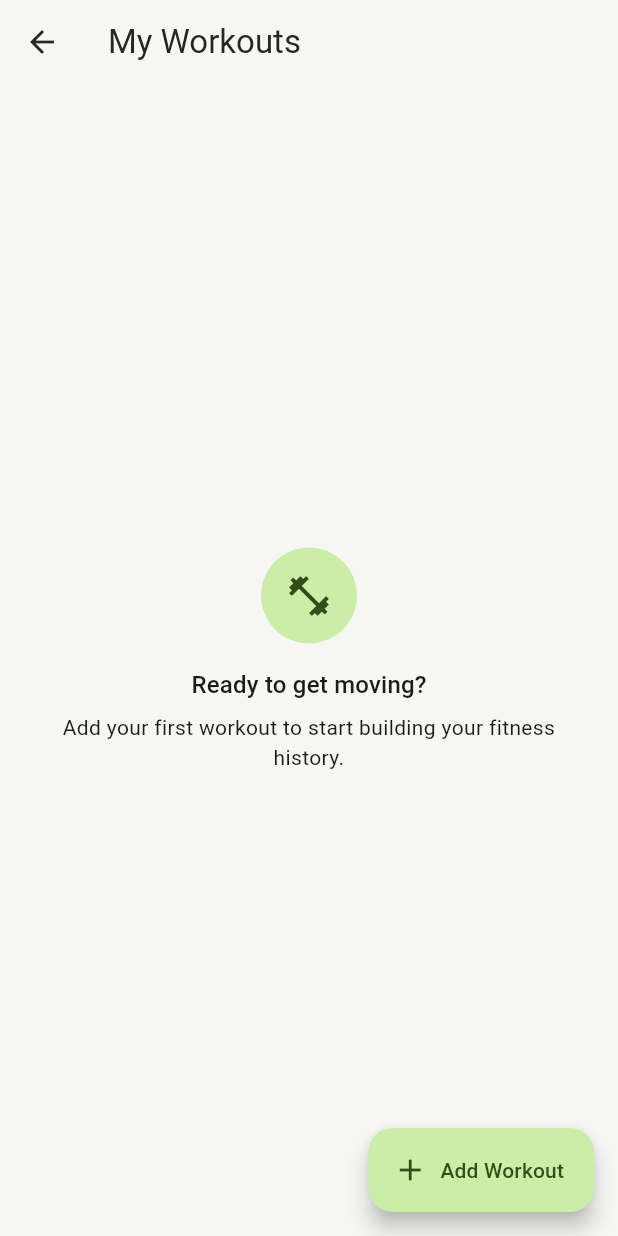
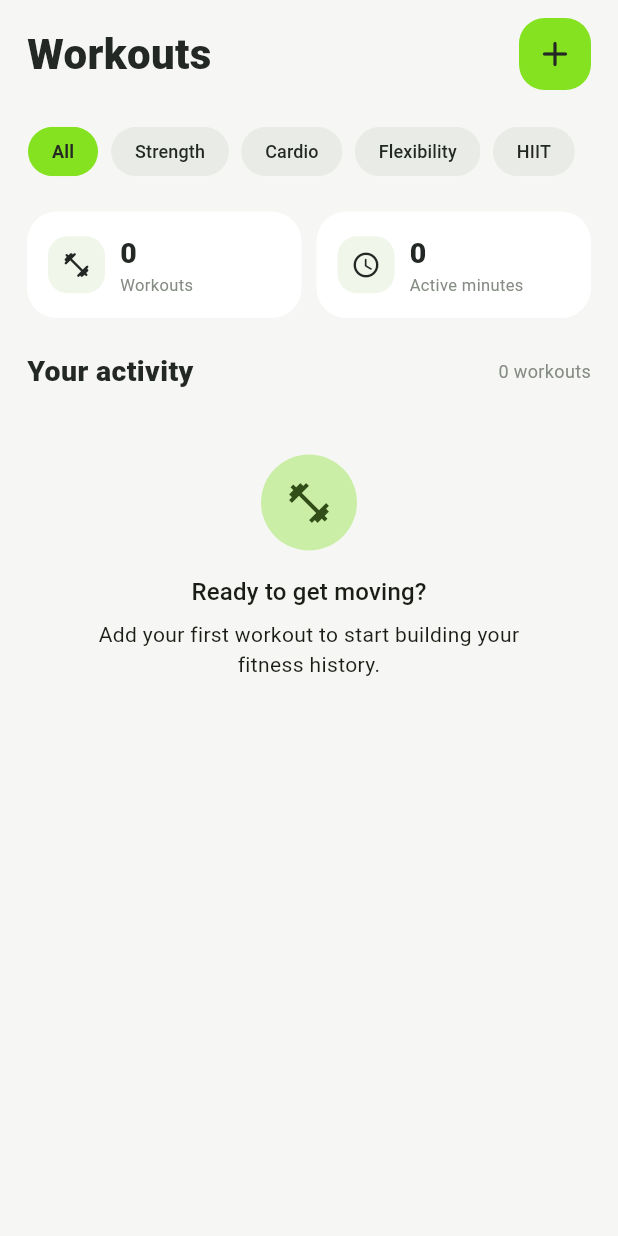
Before and after one commit to HAO9981/Fittrack, a Flutter app: the WorkoutScreen screen opened directly, on a phone screen of 412 x 824 dp. Run offline on Flutter 3.47's test engine with Material 3 defaults, Android fonts, the phone set to English and light mode, and no system bars; our stand-ins replace cloud_firestore, firebase_auth, firebase_core; accounts and stored records are empty.

Commit message:
Redesign Workouts and Nutrition screens to match FitTrack reference

```diff
--- a/lib/src/screens/workout/workout_screen.dart
+++ b/lib/src/screens/workout/workout_screen.dart
@@ -1,5 +1,4 @@
 import 'package:flutter/material.dart';
-
 import '../../models/workout.dart';
 import '../../services/auth_service.dart';
 import '../../services/workout_service.dart';
@@ -7,153 +6,113 @@ import '../../widgets/app_empty_state.dart';
 import 'add_workout_screen.dart';
 import 'edit_workout_screen.dart';
 
-class WorkoutScreen extends StatelessWidget {
+const _lime = Color(0xFF84E221);
+const _ink = Color(0xFF232824);
+const _muted = Color(0xFF858C83);
+const _bg = Color(0xFFF6F7F4);
+
+class WorkoutScreen extends StatefulWidget {
   const WorkoutScreen({super.key});
+  @override State<WorkoutScreen> createState() => _WorkoutScreenState();
+}
+class _WorkoutScreenState extends State<WorkoutScreen> {
+  String _filter = 'All';
+  static const _filters = ['All', 'Strength', 'Cardio', 'Flexibility', 'HIIT'];
 
-  @override
-  Widget build(BuildContext context) => Scaffold(
-        appBar: AppBar(title: const Text('My Workouts')),
-        body: StreamBuilder<List<Workout>>(
-          stream: WorkoutService.instance.getWorkouts(),
-          builder: (context, snapshot) {
-            if (snapshot.connectionState == ConnectionState.waiting) {
-              return const Center(child: CircularProgressIndicator());
-            }
-            if (snapshot.hasError) {
-              return _WorkoutMessage(
-                icon: Icons.error_outline,
-                message: snapshot.error is StateError
-                    ? 'Please sign in to view your workouts.'
-                    : 'Unable to load workouts. Please try again.',
-              );
-            }
-
-            final workouts = snapshot.data ?? [];
-            if (workouts.isEmpty) {
-              return const AppEmptyState(
-                icon: Icons.fitness_center_outlined,
-                title: 'Ready to get moving?',
-                message: 'Add your first workout to start building your fitness history.',
-              );
-            }
-
-            return ListView.separated(
-              padding: const EdgeInsets.all(16),
-              itemCount: workouts.length,
-              separatorBuilder: (_, __) => const SizedBox(height: 12),
-              itemBuilder: (context, index) => _WorkoutCard(workout: workouts[index]),
-            );
-          },
-        ),
-        floatingActionButton: FloatingActionButton.extended(
-          onPressed: () {
+  void _add() {
     if (FirebaseAuthService.instance.currentUser == null) {
       ScaffoldMessenger.of(context).showSnackBar(const SnackBar(content: Text('Please sign in to add a workout.')));
       return;
     }
     Navigator.of(context).push(MaterialPageRoute(builder: (_) => const AddWorkoutScreen()));
+  }
+
+  @override Widget build(BuildContext context) => Scaffold(
+    backgroundColor: _bg,
+    body: SafeArea(child: StreamBuilder<List<Workout>>(
+      stream: WorkoutService.instance.getWorkouts(),
+      builder: (context, snapshot) {
+        if (snapshot.connectionState == ConnectionState.waiting) return const Center(child: CircularProgressIndicator(color: _lime));
+        if (snapshot.hasError) return Center(child: Padding(padding: const EdgeInsets.all(24), child: Text(snapshot.error is StateError ? 'Please sign in to view your workouts.' : 'Unable to load workouts. Please try again.', textAlign: TextAlign.center)));
+        final all = snapshot.data ?? <Workout>[];
+        final filtered = _filter == 'All' ? all : all.where((w) => w.category.toLowerCase() == _filter.toLowerCase()).toList();
+        final minutes = all.fold<int>(0, (sum, w) => sum + w.duration);
+        return ListView(padding: const EdgeInsets.fromLTRB(18, 12, 18, 100), children: [
+          Row(children: [
+            const Expanded(child: Text('Workouts', style: TextStyle(fontSize: 28, fontWeight: FontWeight.w800, color: _ink))),
+            Material(color: _lime, borderRadius: BorderRadius.circular(17), child: InkWell(onTap: _add, borderRadius: BorderRadius.circular(17), child: const SizedBox(width: 48, height: 48, child: Icon(Icons.add_rounded, color: _ink, size: 28)))),
+          ]),
+          const SizedBox(height: 17),
+          SingleChildScrollView(scrollDirection: Axis.horizontal, child: Row(children: _filters.map((f) {
+            final selected = _filter == f;
+            return Padding(padding: const EdgeInsets.only(right: 8), child: ChoiceChip(label: Text(f), selected: selected, onSelected: (_) => setState(() => _filter = f), backgroundColor: const Color(0xFFE9ECE6), selectedColor: _lime, side: BorderSide.none, showCheckmark: false, shape: const StadiumBorder(), labelStyle: TextStyle(fontSize: 12, color: _ink, fontWeight: selected ? FontWeight.w700 : FontWeight.w500)));
+          }).toList())),
+          const SizedBox(height: 16),
+          Row(children: [
+            Expanded(child: _WorkoutStat(icon: Icons.fitness_center_rounded, label: 'Workouts', value: all.length.toString())),
+            const SizedBox(width: 10),
+            Expanded(child: _WorkoutStat(icon: Icons.schedule_rounded, label: 'Active minutes', value: minutes.toString())),
+          ]),
+          const SizedBox(height: 22),
+          Row(mainAxisAlignment: MainAxisAlignment.spaceBetween, children: [
+            const Text('Your activity', style: TextStyle(fontSize: 19, fontWeight: FontWeight.w800, color: _ink)),
+            Text(filtered.length.toString() + ' workouts', style: const TextStyle(fontSize: 12, color: _muted)),
+          ]),
+          const SizedBox(height: 10),
+          if (filtered.isEmpty)
+            const AppEmptyState(icon: Icons.fitness_center_outlined, title: 'Ready to get moving?', message: 'Add your first workout to start building your fitness history.')
+          else
+            ...filtered.map((w) => _WorkoutCard(workout: w)),
+        ]);
       },
-          icon: const Icon(Icons.add),
-          label: const Text('Add Workout'),
-        ),
+    )),
   );
 }
 
-class _WorkoutMessage extends StatelessWidget {
-  const _WorkoutMessage({required this.icon, required this.message});
-
-  final IconData icon;
-  final String message;
-
-  @override
-  Widget build(BuildContext context) => Center(
-        child: Padding(
-          padding: const EdgeInsets.all(24),
-          child: Column(
-            mainAxisSize: MainAxisSize.min,
-            children: [
-              Icon(icon, size: 56, color: Theme.of(context).colorScheme.primary),
-              const SizedBox(height: 16),
-              Text(message, textAlign: TextAlign.center),
-            ],
-          ),
-        ),
-      );
+class _WorkoutStat extends StatelessWidget {
+  const _WorkoutStat({required this.icon, required this.label, required this.value});
+  final IconData icon; final String label, value;
+  @override Widget build(BuildContext context) => Container(padding: const EdgeInsets.all(14), decoration: BoxDecoration(color: Colors.white, borderRadius: BorderRadius.circular(20)), child: Row(children: [
+    Container(width: 38, height: 38, decoration: BoxDecoration(color: const Color(0xFFF0F6E9), borderRadius: BorderRadius.circular(13)), child: Icon(icon, color: _ink, size: 20)),
+    const SizedBox(width: 10), Expanded(child: Column(crossAxisAlignment: CrossAxisAlignment.start, children: [Text(value, style: const TextStyle(fontSize: 19, fontWeight: FontWeight.w800, color: _ink)), Text(label, style: const TextStyle(fontSize: 11, color: _muted))])),
+  ]));
 }
 
 class _WorkoutCard extends StatelessWidget {
   const _WorkoutCard({required this.workout});
-
   final Workout workout;
-
-  Future<void> _deleteWorkout(BuildContext context) async {
-    final shouldDelete = await showDialog<bool>(
-      context: context,
-      builder: (dialogContext) => AlertDialog(
-        title: const Text('Delete workout?'),
-        content: Text('Delete "${workout.name}" permanently?'),
-        actions: [
-          TextButton(onPressed: () => Navigator.of(dialogContext).pop(false), child: const Text('Cancel')),
-          FilledButton(onPressed: () => Navigator.of(dialogContext).pop(true), child: const Text('Delete')),
-        ],
-      ),
-    );
-    if (shouldDelete != true || !context.mounted) return;
-
+  Future<void> _delete(BuildContext context) async {
+    final yes = await showDialog<bool>(context: context, builder: (d) => AlertDialog(title: const Text('Delete workout?'), content: Text('Delete "' + workout.name + '" permanently?'), actions: [
+      TextButton(onPressed: () => Navigator.of(d).pop(false), child: const Text('Cancel')),
+      FilledButton(onPressed: () => Navigator.of(d).pop(true), child: const Text('Delete')),
+    ]));
+    if (yes != true || !context.mounted) return;
     try {
       await WorkoutService.instance.deleteWorkout(workout.id);
-      if (context.mounted) {
-        ScaffoldMessenger.of(context).showSnackBar(const SnackBar(content: Text('Workout deleted.')));
-      }
+      if (context.mounted) ScaffoldMessenger.of(context).showSnackBar(const SnackBar(content: Text('Workout deleted.')));
     } catch (_) {
-      if (context.mounted) {
-        ScaffoldMessenger.of(context).showSnackBar(const SnackBar(content: Text('Unable to delete workout. Please try again.')));
+      if (context.mounted) ScaffoldMessenger.of(context).showSnackBar(const SnackBar(content: Text('Unable to delete workout. Please try again.')));
     }
   }
+  @override Widget build(BuildContext context) => Container(margin: const EdgeInsets.only(bottom: 10), padding: const EdgeInsets.all(14), decoration: BoxDecoration(color: Colors.white, borderRadius: BorderRadius.circular(21)), child: Row(children: [
+    Container(width: 52, height: 52, decoration: BoxDecoration(color: const Color(0xFFF0F3EC), borderRadius: BorderRadius.circular(17)), child: Icon(_workoutIcon(workout.category), color: _ink, size: 25)),
+    const SizedBox(width: 12),
+    Expanded(child: Column(crossAxisAlignment: CrossAxisAlignment.start, children: [
+      Text(workout.name, maxLines: 1, overflow: TextOverflow.ellipsis, style: const TextStyle(fontWeight: FontWeight.w800, fontSize: 14, color: _ink)),
+      const SizedBox(height: 4), Text(workout.category, style: const TextStyle(fontSize: 12, color: _muted)),
+      const SizedBox(height: 7), Row(children: [const Icon(Icons.schedule_rounded, size: 13, color: _muted), const SizedBox(width: 4), Text(workout.duration.toString() + ' mins', style: const TextStyle(fontSize: 11, color: _muted)), const SizedBox(width: 10), Flexible(child: Text(MaterialLocalizations.of(context).formatMediumDate(workout.date), overflow: TextOverflow.ellipsis, style: const TextStyle(fontSize: 11, color: _muted)))]),
+    ])),
+    PopupMenuButton<String>(icon: const Icon(Icons.more_horiz_rounded, color: _ink), onSelected: (v) {
+      if (v == 'edit') Navigator.of(context).push(MaterialPageRoute(builder: (_) => EditWorkoutScreen(workout: workout)));
+      if (v == 'delete') _delete(context);
+    }, itemBuilder: (_) => const [PopupMenuItem(value: 'edit', child: Text('Edit workout')), PopupMenuItem(value: 'delete', child: Text('Delete workout'))]),
+  ]));
 }
 
-  @override
-  Widget build(BuildContext context) => Card(
-        clipBehavior: Clip.antiAlias,
-        child: ListTile(
-          contentPadding: const EdgeInsets.fromLTRB(16, 12, 8, 12),
-          leading: CircleAvatar(
-            backgroundColor: Theme.of(context).colorScheme.primaryContainer,
-            child: Icon(_categoryIcon(workout.category), color: Theme.of(context).colorScheme.onPrimaryContainer),
-          ),
-          title: Text(workout.name, style: Theme.of(context).textTheme.titleMedium),
-          subtitle: Padding(
-            padding: const EdgeInsets.only(top: 6),
-            child: Text(
-              '${workout.category} - ${workout.duration} min\n${MaterialLocalizations.of(context).formatMediumDate(workout.date)}',
-            ),
-          ),
-          isThreeLine: true,
-          trailing: Column(
-            mainAxisSize: MainAxisSize.min,
-            children: [
-              IconButton(
-                tooltip: 'Edit workout',
-                icon: const Icon(Icons.edit_outlined),
-                onPressed: () => Navigator.of(context).push(
-                  MaterialPageRoute(builder: (_) => EditWorkoutScreen(workout: workout)),
-                ),
-              ),
-              IconButton(
-                tooltip: 'Delete workout',
-                icon: const Icon(Icons.delete_outline),
-                onPressed: () => _deleteWorkout(context),
-              ),
-            ],
-          ),
-        ),
-      );
-}
-
-IconData _categoryIcon(String category) => switch (category) {
-      'Cardio' => Icons.directions_run,
-      'Flexibility' => Icons.self_improvement,
-      'HIIT' => Icons.bolt,
-      'Strength' => Icons.fitness_center,
-      _ => Icons.sports_gymnastics,
+IconData _workoutIcon(String category) => switch (category) {
+  'Cardio' => Icons.directions_run_rounded,
+  'Flexibility' => Icons.self_improvement_rounded,
+  'HIIT' => Icons.bolt_rounded,
+  'Strength' => Icons.fitness_center_rounded,
+  _ => Icons.sports_gymnastics_rounded,
 };
```
Also changed, not shown: lib/src/screens/nutrition/nutrition_screen.dart (+101 -225 lines). Lines whose indentation alone changed are shown as unchanged.
